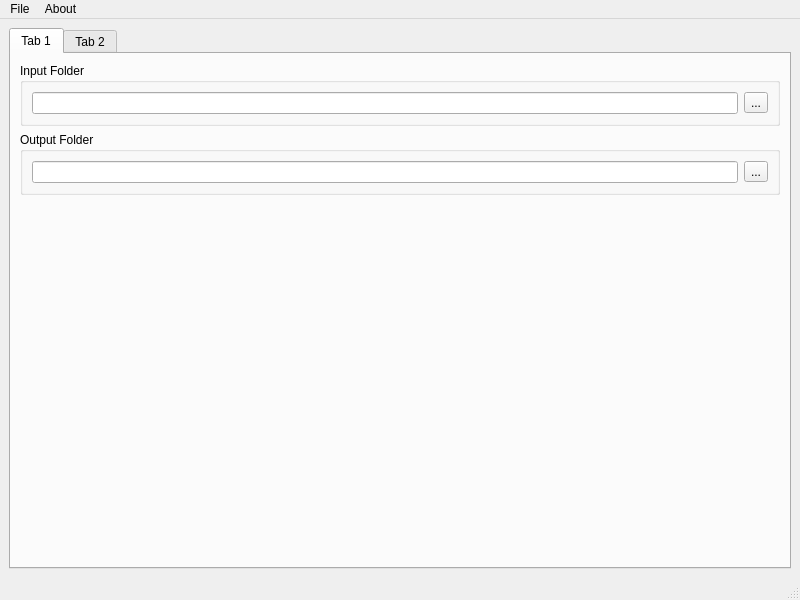
Above: ui/main_window.ui from alexandrei/pymporter before the change. Below: the same form after it.
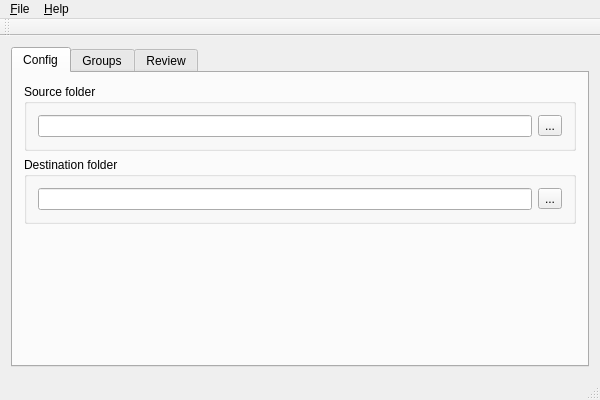
That is the form after the change.

Commit message: updated main window ui file added about dialog ui

Patch:
```diff
--- a/ui/main_window.ui
+++ b/ui/main_window.ui
@@ -6,8 +6,8 @@
    <rect>
     <x>0</x>
     <y>0</y>
-    <width>800</width>
-    <height>600</height>
+    <width>600</width>
+    <height>400</height>
    </rect>
   </property>
   <property name="windowTitle">
@@ -22,34 +22,27 @@
       </property>
       <widget class="QWidget" name="tab">
        <attribute name="title">
-        <string>Tab 1</string>
+        <string>Config</string>
        </attribute>
        <layout class="QVBoxLayout" name="verticalLayout_2">
         <item>
          <widget class="QGroupBox" name="groupBox">
           <property name="title">
-           <string>Input Folder</string>
+           <string>Source folder</string>
           </property>
           <property name="flat">
            <bool>false</bool>
           </property>
-          <property name="checkable">
-           <bool>false</bool>
-          </property>
-          <layout class="QVBoxLayout" name="verticalLayout_3">
+          <layout class="QHBoxLayout" name="horizontalLayout">
            <item>
-            <layout class="QHBoxLayout" name="horizontalLayout">
-             <item>
-              <widget class="QLineEdit" name="lineEdit"/>
-             </item>
-             <item>
-              <widget class="QToolButton" name="toolButton">
-               <property name="text">
-                <string>...</string>
-               </property>
-              </widget>
-             </item>
-            </layout>
+            <widget class="QLineEdit" name="source_folder_text"/>
+           </item>
+           <item>
+            <widget class="QToolButton" name="source_folder_button">
+             <property name="text">
+              <string>...</string>
+             </property>
+            </widget>
            </item>
           </layout>
          </widget>
@@ -57,7 +50,7 @@
         <item>
          <widget class="QGroupBox" name="groupBox_2">
           <property name="title">
-           <string>Output Folder</string>
+           <string>Destination folder</string>
           </property>
           <layout class="QHBoxLayout" name="horizontalLayout_2">
            <item>
@@ -90,7 +83,12 @@
       </widget>
       <widget class="QWidget" name="tab_2">
        <attribute name="title">
-        <string>Tab 2</string>
+        <string>Groups</string>
+       </attribute>
+      </widget>
+      <widget class="QWidget" name="review">
+       <attribute name="title">
+        <string>Review</string>
        </attribute>
       </widget>
      </widget>
@@ -102,26 +100,34 @@
     <rect>
      <x>0</x>
      <y>0</y>
-     <width>800</width>
-     <height>24</height>
+     <width>600</width>
+     <height>28</height>
     </rect>
    </property>
    <widget class="QMenu" name="menuFile">
     <property name="title">
-     <string>File</string>
+     <string>&amp;File</string>
     </property>
     <addaction name="actionQuit"/>
    </widget>
-   <widget class="QMenu" name="menuAbout">
+   <widget class="QMenu" name="menuHelp">
     <property name="title">
-     <string>About</string>
+     <string>&amp;Help</string>
     </property>
     <addaction name="actionAbout"/>
    </widget>
    <addaction name="menuFile"/>
-   <addaction name="menuAbout"/>
+   <addaction name="menuHelp"/>
   </widget>
-  <widget class="QStatusBar" name="statusbar"/>
+  <widget class="QToolBar" name="mainToolBar">
+   <attribute name="toolBarArea">
+    <enum>TopToolBarArea</enum>
+   </attribute>
+   <attribute name="toolBarBreak">
+    <bool>false</bool>
+   </attribute>
+  </widget>
+  <widget class="QStatusBar" name="statusBar"/>
   <action name="actionQuit">
    <property name="text">
     <string>Quit</string>
@@ -133,6 +139,7 @@
    </property>
   </action>
  </widget>
+ <layoutdefault spacing="6" margin="11"/>
  <resources/>
  <connections/>
 </ui>
```
Left out of the diff: 86 changed lines with no effect on the pictures. The commit also changes 1 other file.
